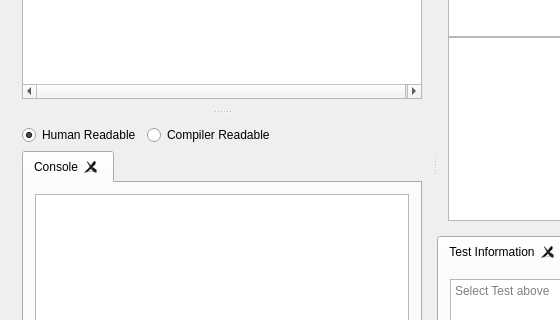
Above: src/Windows/mainwindow.ui from Crystal-Photonics/crystalTestFrameworkApp before the change; both pictures show x 0 to 560 and y 216 to 536 of the 1113 by 713 pixel window. Below: the same form after it.
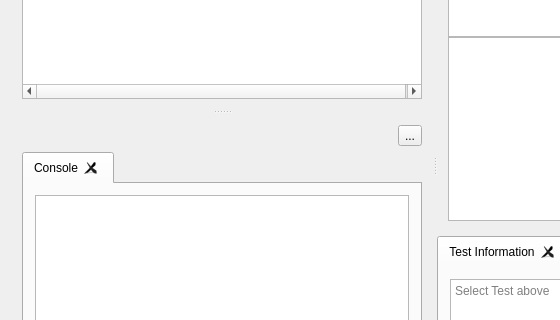
That is the form after the change. Icons and pictures are not drawn.

Commit message: -console view is collapsable

```diff
--- a/src/Windows/mainwindow.ui
+++ b/src/Windows/mainwindow.ui
@@ -115,23 +115,6 @@
         <layout class="QVBoxLayout" name="verticalLayout_3">
          <item>
           <layout class="QHBoxLayout" name="horizontalLayout_4">
-           <item>
-            <widget class="QRadioButton" name="use_human_readable_encoding">
-             <property name="text">
-              <string>Human Readable</string>
-             </property>
-             <property name="checked">
-              <bool>true</bool>
-             </property>
-            </widget>
-           </item>
-           <item>
-            <widget class="QRadioButton" name="use_compiler_readable_encoding">
-             <property name="text">
-              <string>Compiler Readable</string>
-             </property>
-            </widget>
-           </item>
            <item>
             <spacer name="horizontalSpacer_3">
              <property name="orientation">
@@ -145,6 +128,17 @@
              </property>
             </spacer>
            </item>
+           <item>
+            <widget class="QToolButton" name="tbtn_collapse_console">
+             <property name="text">
+              <string>...</string>
+             </property>
+             <property name="icon">
+              <iconset resource="../../resources.qrc">
+               <normaloff>:/src/icons/if_bullet_arrow_down_5071.ico</normaloff>:/src/icons/if_bullet_arrow_down_5071.ico</iconset>
+             </property>
+            </widget>
+           </item>
           </layout>
          </item>
          <item>
```
The commit also changes 8 other files.
